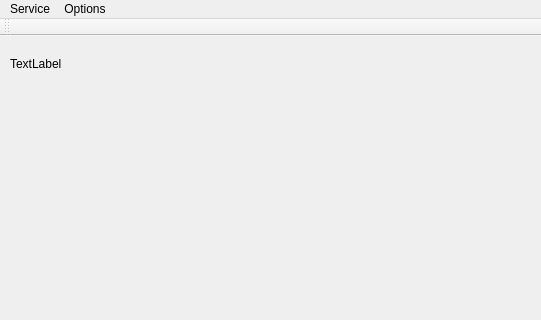
Qt form src/MouseManagerProject/mainwindow.ui (valeriyasyomina/MouseListener) before a commit; both pictures show x 0 to 541 and y 0 to 320 of the 685 by 446 pixel window.
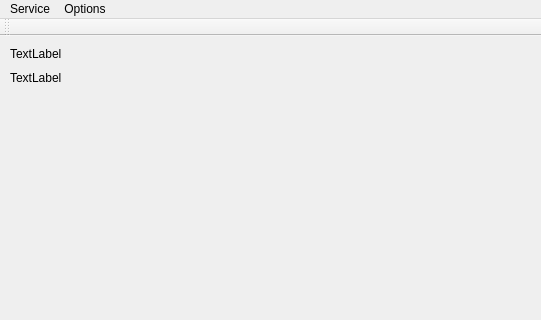
The same form after that commit.

Commit message: Empty slots for client connect-disconnect added

```diff
--- a/src/MouseManagerProject/mainwindow.ui
+++ b/src/MouseManagerProject/mainwindow.ui
@@ -18,7 +18,20 @@
     <property name="geometry">
      <rect>
       <x>10</x>
-      <y>20</y>
+      <y>10</y>
+      <width>381</width>
+      <height>16</height>
+     </rect>
+    </property>
+    <property name="text">
+     <string>TextLabel</string>
+    </property>
+   </widget>
+   <widget class="QLabel" name="lblClientsInfo">
+    <property name="geometry">
+     <rect>
+      <x>10</x>
+      <y>34</y>
       <width>381</width>
       <height>16</height>
      </rect>
```
The commit also changes 3 other files.
